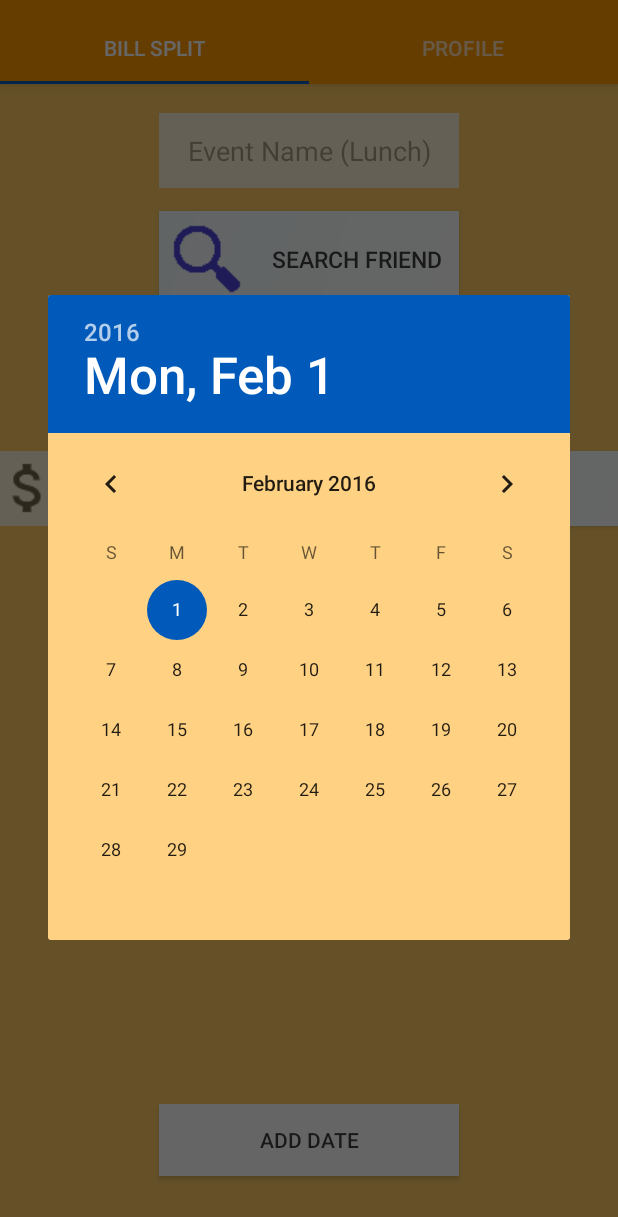
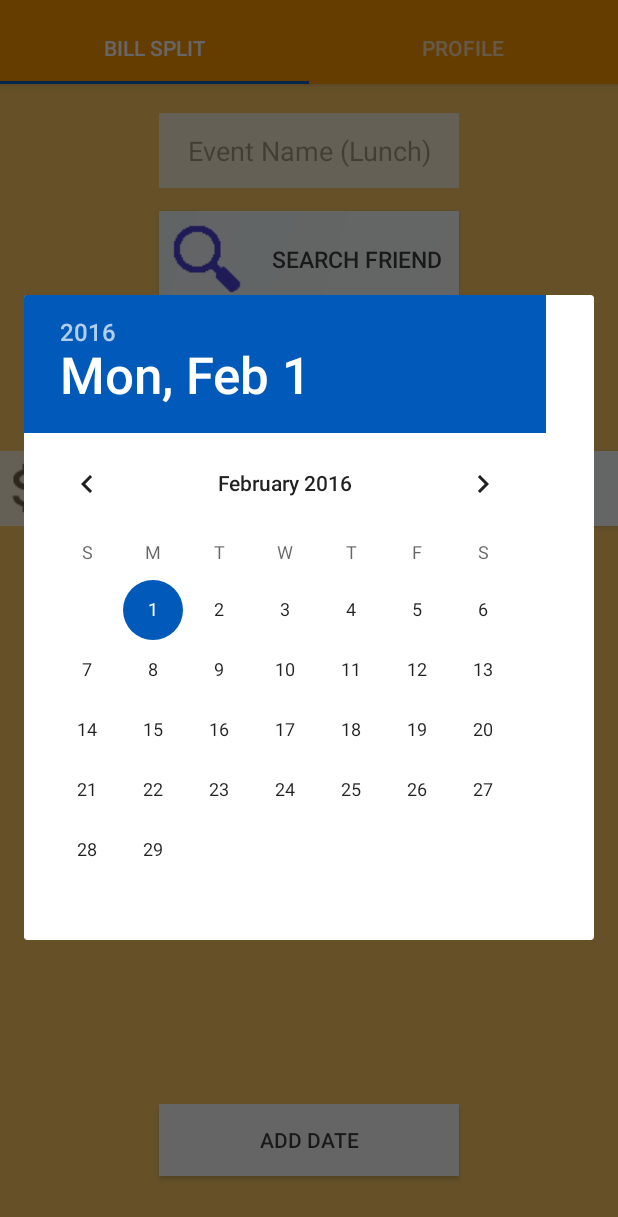
Before and after one commit to Samruddhijoshi/BayarChain, an Android app: the Tab1 screen opened directly, with no data from a screen before it, after a tap on "ADD DATE", on a phone screen of 412 x 824 dp. Shown: the top 1217 px of the screen. Run offline under Robolectric (Android 15) with nearby library versions, the phone set to English and light mode, and no system bars; our stand-ins replace Volley.

Commit message:
UI updates

```diff
--- a/app/src/main/AndroidManifest.xml
+++ b/app/src/main/AndroidManifest.xml
@@ -27,7 +27,7 @@
             android:theme="@style/AppTheme.NoActionBar"
             android:windowSoftInputMode="adjustPan|adjustResize"></activity>
         <activity
-            android:name=".CreateContract1"
+            android:name="usused.CreateContract1"
             android:label="@string/app_name"
             android:screenOrientation="portrait"
             android:theme="@style/AppTheme"
--- a/app/src/main/res/layout/date.xml
+++ b/app/src/main/res/layout/date.xml
@@ -1,15 +1,15 @@
 <?xml version="1.0" encoding="utf-8"?>
-<LinearLayout xmlns:android="http://schemas.android.com/apk/res/android"
+<RelativeLayout xmlns:android="http://schemas.android.com/apk/res/android"
     android:orientation="vertical"
     android:layout_width="match_parent"
-    android:layout_height="match_parent"
-   >
+    android:layout_height="match_parent">
 
     <DatePicker
         android:layout_width="match_parent"
         android:layout_height="wrap_content"
         android:id="@+id/datePicker"
-        android:layout_gravity="center_horizontal"
-        android:background="#b2ffbf4e" />
-
-</LinearLayout>
+        android:layout_alignParentLeft="true"
+        android:layout_marginLeft="0dp"
+        android:layout_alignParentTop="true"
+        android:layout_marginTop="0dp" />
+</RelativeLayout>
--- a/build.gradle
+++ b/build.gradle
@@ -5,7 +5,7 @@
         jcenter()
     }
     dependencies {
-        classpath 'com.android.tools.build:gradle:2.1.2'
+        classpath 'com.android.tools.build:gradle:2.1.3'
 
         // NOTE: Do not place your application dependencies here; they belong
         // in the individual module build.gradle files
```
Also changed, not shown: gradle/wrapper/gradle-wrapper.properties.
